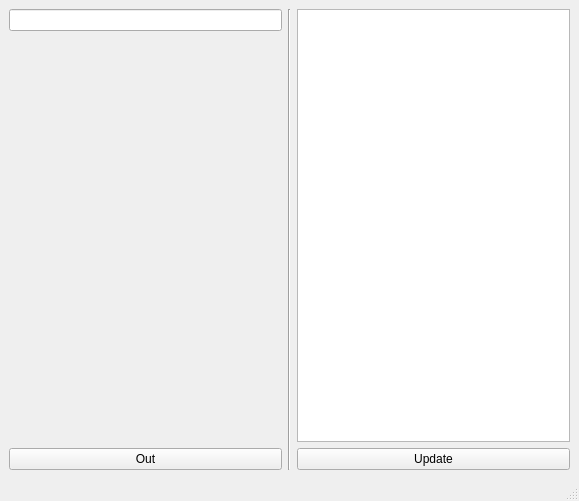
Before: the Qt Designer form ui/jsonEditor.ui in leixingyu/jsonEditor, drawn with Qt 5.
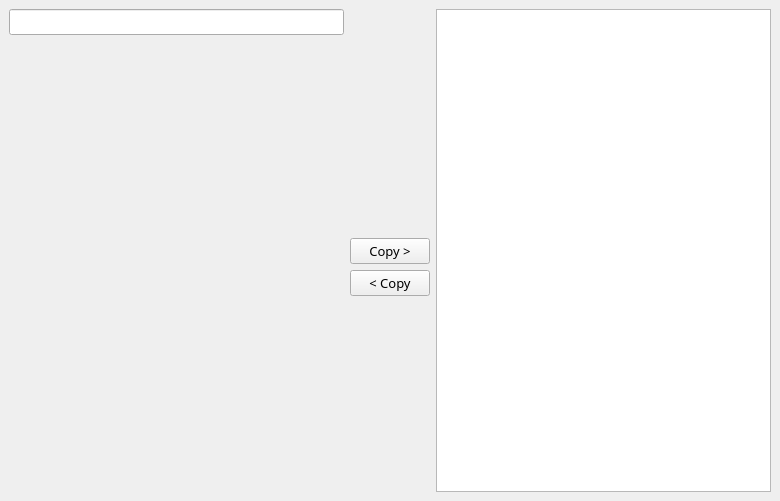
After: the same form once the commit is applied.

Commit message: adjust ui styling

Patch:
```diff
--- a/ui/jsonEditor.ui
+++ b/ui/jsonEditor.ui
@@ -6,7 +6,7 @@
    <rect>
     <x>0</x>
     <y>0</y>
-    <width>579</width>
+    <width>780</width>
     <height>501</height>
    </rect>
   </property>
@@ -17,48 +17,89 @@
    <layout class="QVBoxLayout" name="verticalLayout">
     <item>
      <layout class="QGridLayout" name="ui_grid_layout">
-      <item row="2" column="0">
-       <widget class="QPushButton" name="ui_out_btn">
-        <property name="text">
-         <string>Out</string>
-        </property>
-       </widget>
-      </item>
-      <item row="0" column="1" rowspan="3">
-       <widget class="Line" name="line">
-        <property name="orientation">
-         <enum>Qt::Vertical</enum>
-        </property>
-       </widget>
-      </item>
       <item row="0" column="0">
-       <widget class="QLineEdit" name="ui_filter_edit"/>
+       <widget class="QLineEdit" name="ui_filter_edit">
+        <property name="font">
+         <font>
+          <family>Bahnschrift</family>
+          <pointsize>10</pointsize>
+         </font>
+        </property>
+       </widget>
       </item>
       <item row="0" column="2" rowspan="2">
-       <widget class="QPlainTextEdit" name="ui_view_edit"/>
-      </item>
-      <item row="2" column="2">
-       <widget class="QPushButton" name="ui_update_btn">
-        <property name="text">
-         <string>Update</string>
+       <widget class="QPlainTextEdit" name="ui_view_edit">
+        <property name="font">
+         <font>
+          <family>Bahnschrift</family>
+          <pointsize>10</pointsize>
+         </font>
         </property>
        </widget>
       </item>
+      <item row="1" column="1">
+       <layout class="QVBoxLayout" name="verticalLayout_2">
+        <property name="rightMargin">
+         <number>0</number>
+        </property>
+        <item>
+         <spacer name="verticalSpacer">
+          <property name="orientation">
+           <enum>Qt::Vertical</enum>
+          </property>
+          <property name="sizeHint" stdset="0">
+           <size>
+            <width>20</width>
+            <height>40</height>
+           </size>
+          </property>
+         </spacer>
+        </item>
+        <item>
+         <widget class="QPushButton" name="ui_out_btn">
+          <property name="font">
+           <font>
+            <family>Bahnschrift</family>
+            <pointsize>10</pointsize>
+           </font>
+          </property>
+          <property name="text">
+           <string>Copy &gt;</string>
+          </property>
+         </widget>
+        </item>
+        <item>
+         <widget class="QPushButton" name="ui_update_btn">
+          <property name="font">
+           <font>
+            <family>Bahnschrift</family>
+            <pointsize>10</pointsize>
+           </font>
+          </property>
+          <property name="text">
+           <string>&lt; Copy</string>
+          </property>
+         </widget>
+        </item>
+        <item>
+         <spacer name="verticalSpacer_2">
+          <property name="orientation">
+           <enum>Qt::Vertical</enum>
+          </property>
+          <property name="sizeHint" stdset="0">
+           <size>
+            <width>20</width>
+            <height>40</height>
+           </size>
+          </property>
+         </spacer>
+        </item>
+       </layout>
+      </item>
      </layout>
     </item>
    </layout>
   </widget>
-  <widget class="QMenuBar" name="menubar">
-   <property name="geometry">
-    <rect>
-     <x>0</x>
-     <y>0</y>
-     <width>579</width>
-     <height>21</height>
-    </rect>
-   </property>
-  </widget>
-  <widget class="QStatusBar" name="statusbar"/>
  </widget>
  <resources/>
  <connections/>
```
The commit also changes 1 other file.
